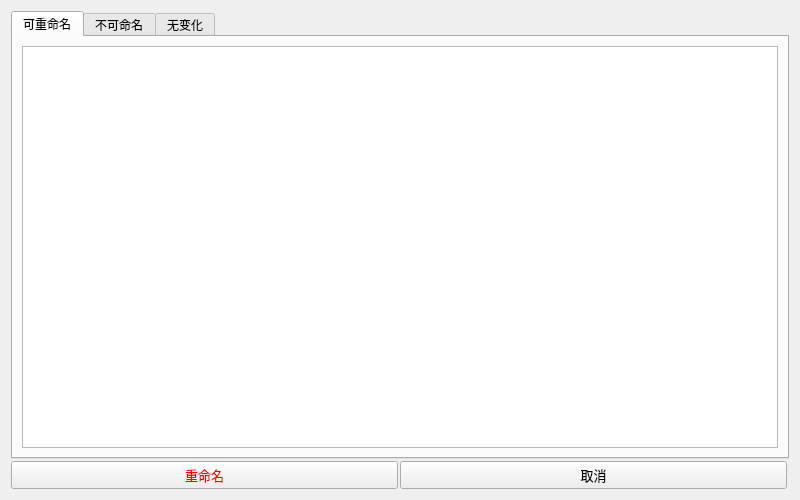
Old version of the form ui/PreviewUI.ui in the repository hrpzcf/RenameTool.
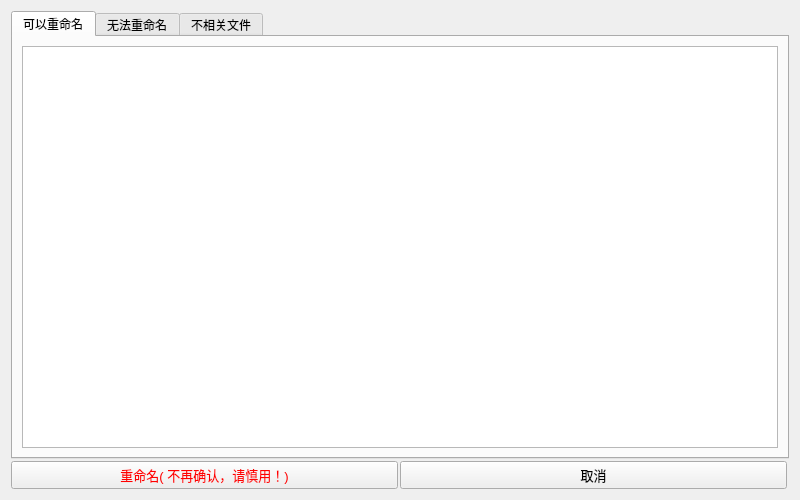
New version of the form.

The edit to the form file:
```diff
--- a/ui/PreviewUI.ui
+++ b/ui/PreviewUI.ui
@@ -47,7 +47,7 @@
         </property>
         <widget class="QWidget" name="tab_1">
          <attribute name="title">
-          <string>可重命名</string>
+          <string>可以重命名</string>
          </attribute>
          <layout class="QHBoxLayout" name="horizontalLayout">
           <item>
@@ -74,7 +74,7 @@
         </widget>
         <widget class="QWidget" name="tab_2">
          <attribute name="title">
-          <string>不可命名</string>
+          <string>无法重命名</string>
          </attribute>
          <layout class="QHBoxLayout" name="horizontalLayout_4">
           <item>
@@ -101,7 +101,7 @@
         </widget>
         <widget class="QWidget" name="tab_3">
          <attribute name="title">
-          <string>无变化</string>
+          <string>不相关文件</string>
          </attribute>
          <layout class="QHBoxLayout" name="horizontalLayout_5">
           <item>
@@ -184,7 +184,7 @@
            </font>
           </property>
           <property name="text">
-           <string>重命名</string>
+           <string>重命名( 不再确认，请慎用！)</string>
           </property>
          </widget>
         </item>
```
